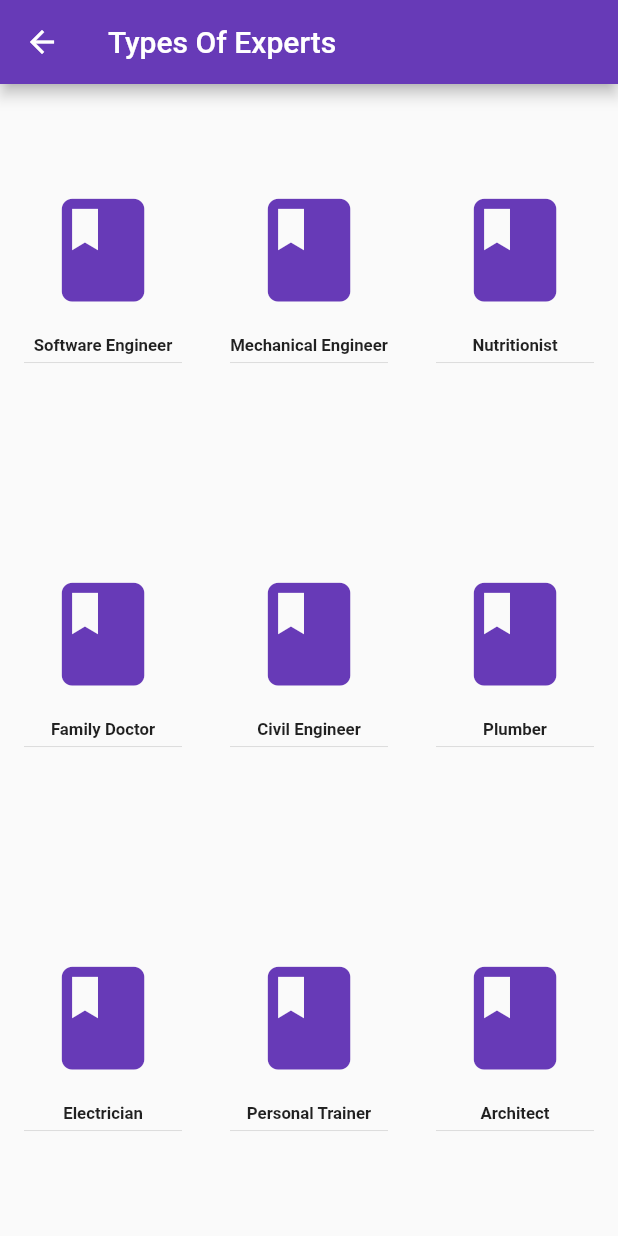
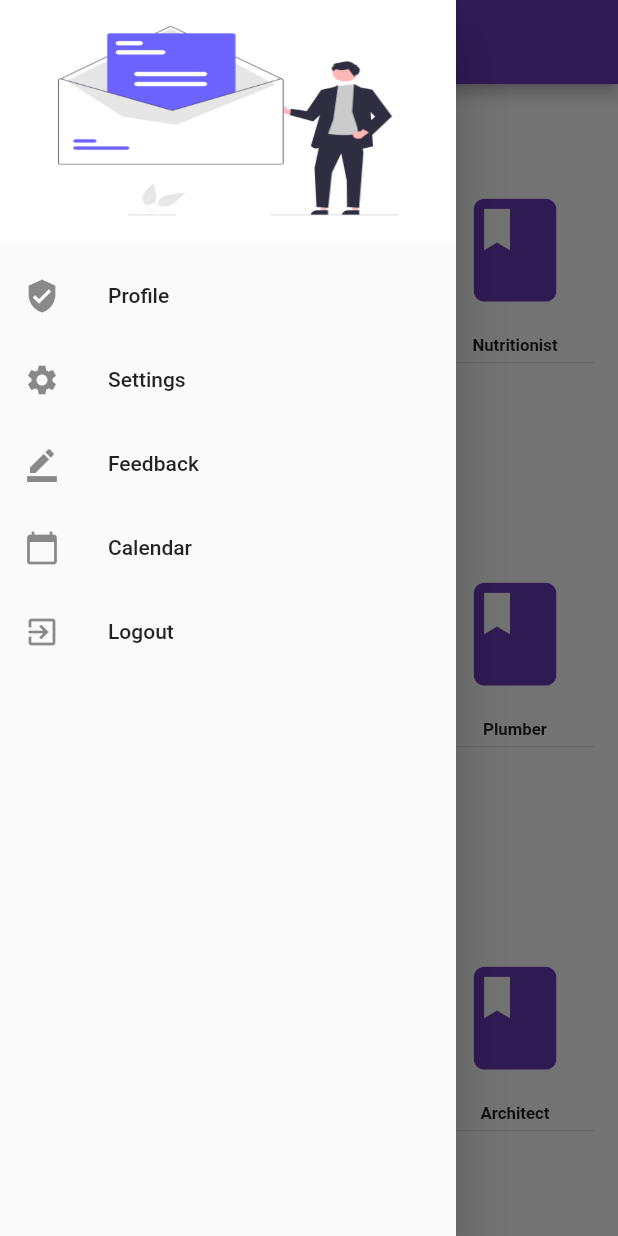
Before and after one commit to oia05/Istishara, a Flutter app: the DashboardScreen screen opened directly, with the side drawer open (before the commit the screen has no drawer), on a phone screen of 412 x 824 dp. Run offline on Flutter 3.47's test engine with Material 2 defaults, Android fonts, the phone set to English and light mode, and no system bars; our stand-ins replace connectivity; missing offline and left inert: loading_animations.

```diff
--- a/lib/DashBoard.dart
+++ b/lib/DashBoard.dart
@@ -1,5 +1,6 @@
 import 'ListOfExperts.dart';
 import 'package:flutter/material.dart';
+import 'nav-drawer.dart';
 
 class DashboardScreen extends StatelessWidget {
   const DashboardScreen({
@@ -9,6 +10,7 @@ class DashboardScreen extends StatelessWidget {
   @override
   Widget build(BuildContext context) {
     return Scaffold(
+       drawer: NavDrawer(),
       appBar: AppBar(
         title: Text('Types Of Experts'),
       ),
--- /dev/null
+++ b/lib/nav-drawer.dart
@@ -0,0 +1,51 @@
+import 'package:flutter/material.dart';
+import 'Login.dart';
+
+class NavDrawer extends StatelessWidget {
+  @override
+  Widget build(BuildContext context) {
+    return Drawer(
+      child: ListView(
+        padding: EdgeInsets.zero,
+        children: <Widget>[
+          DrawerHeader(
+            decoration: BoxDecoration(
+                color: Colors.green,
+                image: DecorationImage(
+                    fit: BoxFit.fill,
+                    image: AssetImage('asset/images/menu.png'))), child: null,
+          ),
+          ListTile(
+            leading: Icon(Icons.verified_user),
+            title: Text('Profile'),
+            onTap: () => {Navigator.of(context).pop()},
+          ),
+          ListTile(
+            leading: Icon(Icons.settings),
+            title: Text('Settings'),
+            onTap: () => {Navigator.of(context).pop()},
+          ),
+          ListTile(
+            leading: Icon(Icons.border_color),
+            title: Text('Feedback'),
+            onTap: () => {Navigator.of(context).pop()},
+          ),
+          ListTile(
+            leading: Icon(Icons.calendar_today),
+            title: Text('Calendar'),
+            onTap: () => {},
+          ),
+          ListTile(
+            leading: Icon(Icons.exit_to_app),
+            title: Text('Logout'),
+            onTap: (){
+                  Navigator.push(context,
+                      MaterialPageRoute(builder: (_) => LoginDemo()));
+                },
+          ),
+
+        ],
+      ),
+    );
+  }
+}
--- a/pubspec.yaml
+++ b/pubspec.yaml
@@ -68,6 +68,7 @@ flutter:
       - asset/images/nb9.png
       - asset/images/nb10.png
       - asset/images/user.png
+      - asset/images/menu.png
 
 
   # An image asset can refer to one or more resolution-specific "variants", see
```
Also changed, not shown: asset/images/menu.png (added), pubspec.lock.
